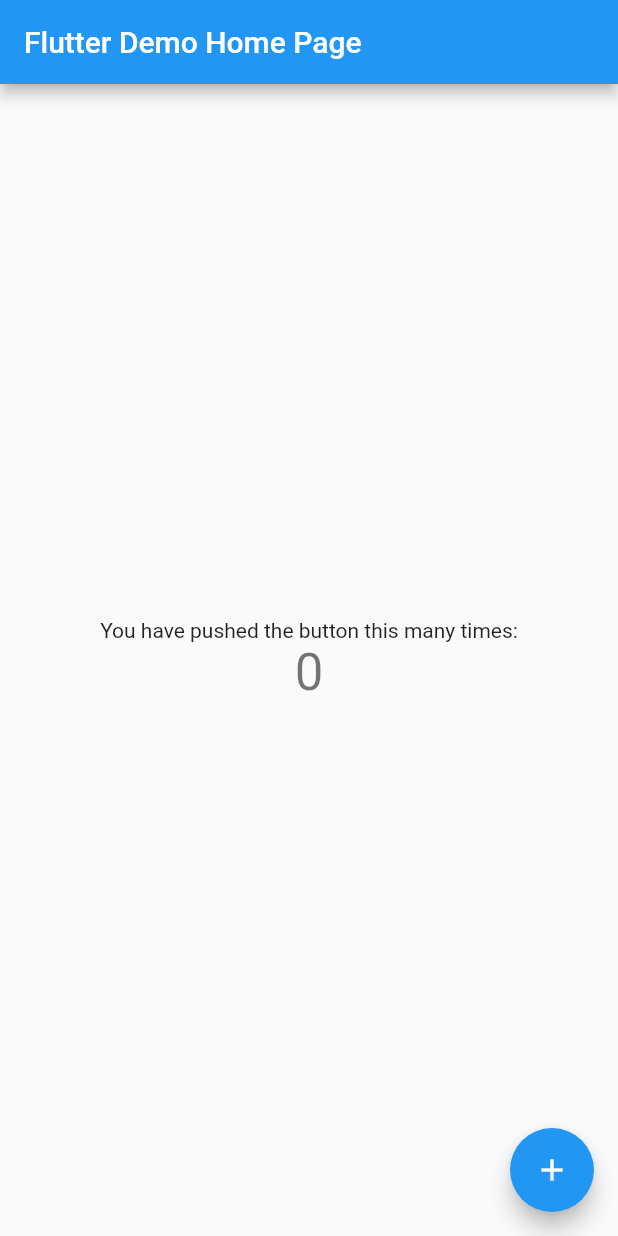
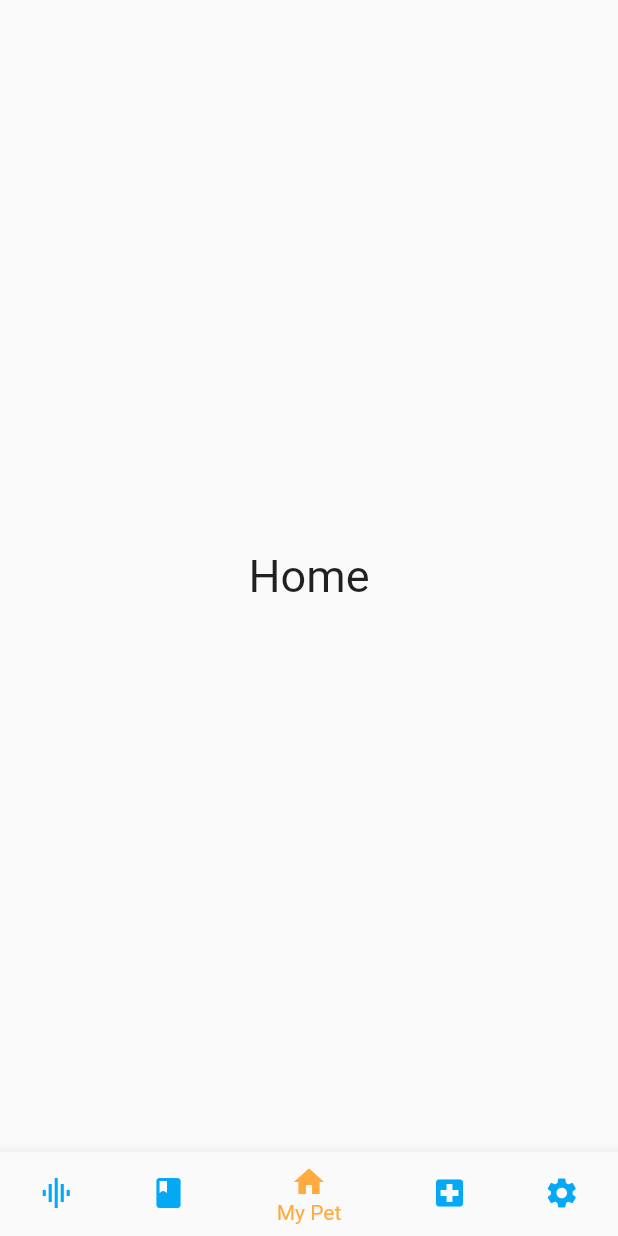
Before and after one commit to mdisdeveloper/Animaliapp, a Flutter app: the screen it shows after launch, on a phone screen of 412 x 824 dp. Run offline on Flutter 3.47's test engine with Material 2 defaults, Android fonts, the phone set to English and light mode, and no system bars.

Commit message:
navigation
adding navigation

```diff
--- a/lib/main.dart
+++ b/lib/main.dart
@@ -1,115 +1,57 @@
 import 'package:flutter/material.dart';
+import 'navigation/pet.dart';
+import 'navigation/doctor.dart';
+import 'navigation/passbook.dart';
+import 'navigation/settings.dart';
+import 'navigation/wellbeing.dart';
 
 void main() {
   runApp(const MyApp());
 }
 
-class MyApp extends StatelessWidget {
+class MyApp extends StatefulWidget {
   const MyApp({Key? key}) : super(key: key);
 
-  // This widget is the root of your application.
+  @override
+  _MyAppState createState() => _MyAppState();
+}
+
+class _MyAppState extends State<MyApp> {
+  int _currentPage = 2;
   @override
   Widget build(BuildContext context) {
     return MaterialApp(
-      title: 'Flutter Demo',
+      debugShowCheckedModeBanner: false,
+      title: 'Animaliapp',
       theme: ThemeData(
-        // This is the theme of your application.
-        //
-        // Try running your application with "flutter run". You'll see the
-        // application has a blue toolbar. Then, without quitting the app, try
-        // changing the primarySwatch below to Colors.green and then invoke
-        // "hot reload" (press "r" in the console where you ran "flutter run",
-        // or simply save your changes to "hot reload" in a Flutter IDE).
-        // Notice that the counter didn't reset back to zero; the application
-        // is not restarted.
-        primarySwatch: Colors.blue,
+        primarySwatch: Colors.deepOrange,
       ),
-      home: const MyHomePage(title: 'Flutter Demo Home Page'),
+      home: Scaffold(
+        body: _currentPage == 0 ? const Wellbeing()
+            : _currentPage == 1 ? const Passbook()
+            : _currentPage == 2 ? const Pet()
+            : _currentPage == 3 ? const Doctor()
+            : _currentPage == 4 ? const Settings()
+            : const Pet(),
+
+        bottomNavigationBar: BottomNavigationBar(
+          onTap: (index){
+            setState(() {
+              _currentPage = index;
+            });
+          },
+          selectedItemColor: Colors.orangeAccent,
+          currentIndex: _currentPage,
+          unselectedItemColor: Colors.lightBlue,
+          items: const [
+            BottomNavigationBarItem(icon: Icon(Icons.graphic_eq), label: "My Wellbeing"),
+            BottomNavigationBarItem(icon: Icon(Icons.book), label: "My Passbook"),
+            BottomNavigationBarItem(icon: Icon(Icons.home), label: "My Pet"),
+            BottomNavigationBarItem(icon: Icon(Icons.local_hospital), label: "My Doctor"),
+            BottomNavigationBarItem(icon: Icon(Icons.settings), label: "My Settings"),
+          ],
+        ),
+      ),
     );
   }
 }
-
-class MyHomePage extends StatefulWidget {
-  const MyHomePage({Key? key, required this.title}) : super(key: key);
-
-  // This widget is the home page of your application. It is stateful, meaning
-  // that it has a State object (defined below) that contains fields that affect
-  // how it looks.
-
-  // This class is the configuration for the state. It holds the values (in this
-  // case the title) provided by the parent (in this case the App widget) and
-  // used by the build method of the State. Fields in a Widget subclass are
-  // always marked "final".
-
-  final String title;
-
-  @override
-  State<MyHomePage> createState() => _MyHomePageState();
-}
-
-class _MyHomePageState extends State<MyHomePage> {
-  int _counter = 0;
-
-  void _incrementCounter() {
-    setState(() {
-      // This call to setState tells the Flutter framework that something has
-      // changed in this State, which causes it to rerun the build method below
-      // so that the display can reflect the updated values. If we changed
-      // _counter without calling setState(), then the build method would not be
-      // called again, and so nothing would appear to happen.
-      _counter++;
-    });
-  }
-
-  @override
-  Widget build(BuildContext context) {
-    // This method is rerun every time setState is called, for instance as done
-    // by the _incrementCounter method above.
-    //
-    // The Flutter framework has been optimized to make rerunning build methods
-    // fast, so that you can just rebuild anything that needs updating rather
-    // than having to individually change instances of widgets.
-    return Scaffold(
-      appBar: AppBar(
-        // Here we take the value from the MyHomePage object that was created by
-        // the App.build method, and use it to set our appbar title.
-        title: Text(widget.title),
-      ),
-      body: Center(
-        // Center is a layout widget. It takes a single child and positions it
-        // in the middle of the parent.
-        child: Column(
-          // Column is also a layout widget. It takes a list of children and
-          // arranges them vertically. By default, it sizes itself to fit its
-          // children horizontally, and tries to be as tall as its parent.
-          //
-          // Invoke "debug painting" (press "p" in the console, choose the
-          // "Toggle Debug Paint" action from the Flutter Inspector in Android
-          // Studio, or the "Toggle Debug Paint" command in Visual Studio Code)
-          // to see the wireframe for each widget.
-          //
-          // Column has various properties to control how it sizes itself and
-          // how it positions its children. Here we use mainAxisAlignment to
-          // center the children vertically; the main axis here is the vertical
-          // axis because Columns are vertical (the cross axis would be
-          // horizontal).
-          mainAxisAlignment: MainAxisAlignment.center,
-          children: <Widget>[
-            const Text(
-              'You have pushed the button this many times:',
-            ),
-            Text(
-              '$_counter',
-              style: Theme.of(context).textTheme.headline4,
-            ),
-          ],
-        ),
-      ),
-      floatingActionButton: FloatingActionButton(
-        onPressed: _incrementCounter,
-        tooltip: 'Increment',
-        child: const Icon(Icons.add),
-      ), // This trailing comma makes auto-formatting nicer for build methods.
-    );
-  }
-}
--- /dev/null
+++ b/lib/navigation/pet.dart
@@ -0,0 +1,16 @@
+import 'package:flutter/cupertino.dart';
+import 'package:flutter/material.dart';
+
+class Pet extends StatelessWidget{
+  const Pet({Key? key}) : super(key: key);
+
+  @override
+  Widget build(BuildContext context) {
+    return const Center(
+      child: Text(
+        "Home",
+        style: TextStyle(fontSize: 30),
+      ),
+    );
+  }
+}
```
Also changed, not shown: lib/navigation/doctor.dart (added, +16 -0 lines), lib/navigation/passbook.dart (added, +16 -0 lines), lib/navigation/settings.dart (added, +16 -0 lines), lib/navigation/wellbeing.dart (added, +16 -0 lines), lib/login.dart (added), lib/register.dart (added).
